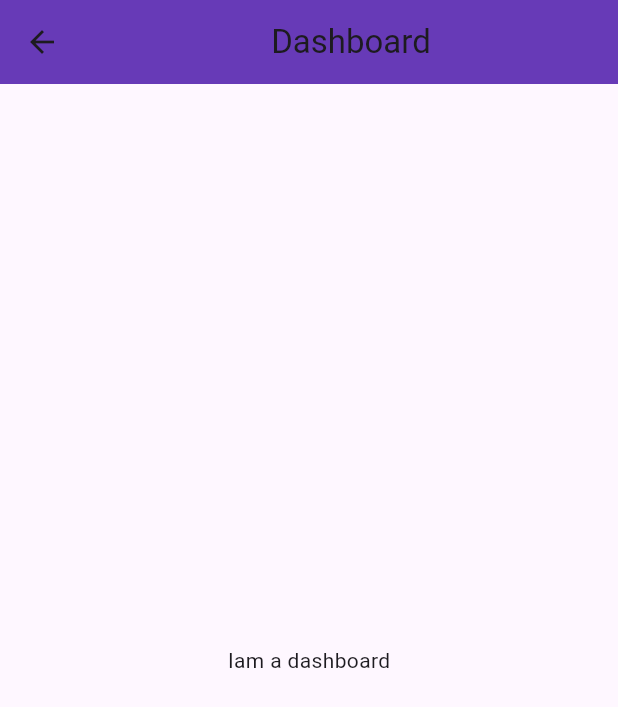
After one commit to RijanPrajapati1/wheeloop, a Flutter app: the DashboardScreen screen opened by its route, on a phone screen of 412 x 824 dp. The commit adds this screen. Shown: the top 707 px of the screen. Run offline on Flutter 3.47's test engine with Material 3 defaults, Android fonts, the phone set to English and light mode, and no system bars.

Commit message:
initial dashboard

```diff
--- a/lib/routes/route_generator.dart
+++ b/lib/routes/route_generator.dart
@@ -1,4 +1,5 @@
 import 'package:flutter/material.dart';
+import 'package:wheeloop/screen/dashboard_screen/dashboard_screen.dart';
 import 'package:wheeloop/screen/login/login_screen.dart';
 import 'package:wheeloop/screen/signup/signup_screen.dart';
 import 'package:wheeloop/screen/splash/splash_screen.dart';
@@ -15,6 +16,7 @@ class RouteGenerator extends StatelessWidget {
         '/': (context) => const SplashScreen(),
         '/login': (context) => const LoginScreen(),
         '/signup': (context) => const SignUpScreen(),
+        '/dashboard': (context) => const DashboardScreen(),
       },
     );
   }
--- /dev/null
+++ b/lib/screen/dashboard_screen/dashboard_screen.dart
@@ -0,0 +1,21 @@
+import 'package:flutter/material.dart';
+
+class DashboardScreen extends StatefulWidget {
+  const DashboardScreen({super.key});
+
+  @override
+  State<DashboardScreen> createState() => _DashboardScreenState();
+}
+
+class _DashboardScreenState extends State<DashboardScreen> {
+  @override
+  Widget build(BuildContext context) {
+    return Scaffold(
+      appBar: AppBar(
+        title: const Center(child: Text('Dashboard')),
+        backgroundColor: Colors.deepPurple,
+      ),
+      body: const SafeArea(child: Center(child: Text('Iam a dashboard'))),
+    );
+  }
+}
```
